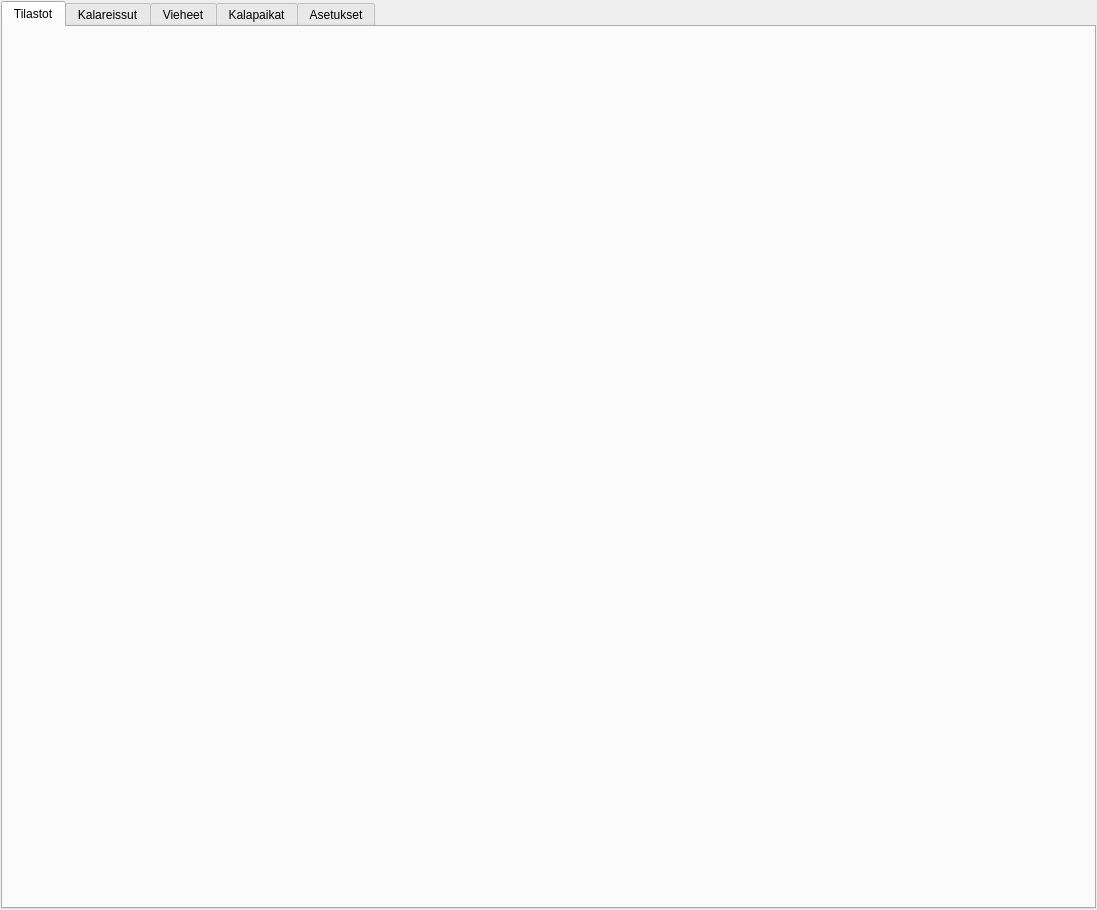
Above: mainwindow.ui from samuliwritescode/uistelupaivakirja-desktop before the change. Below: the same form after it.
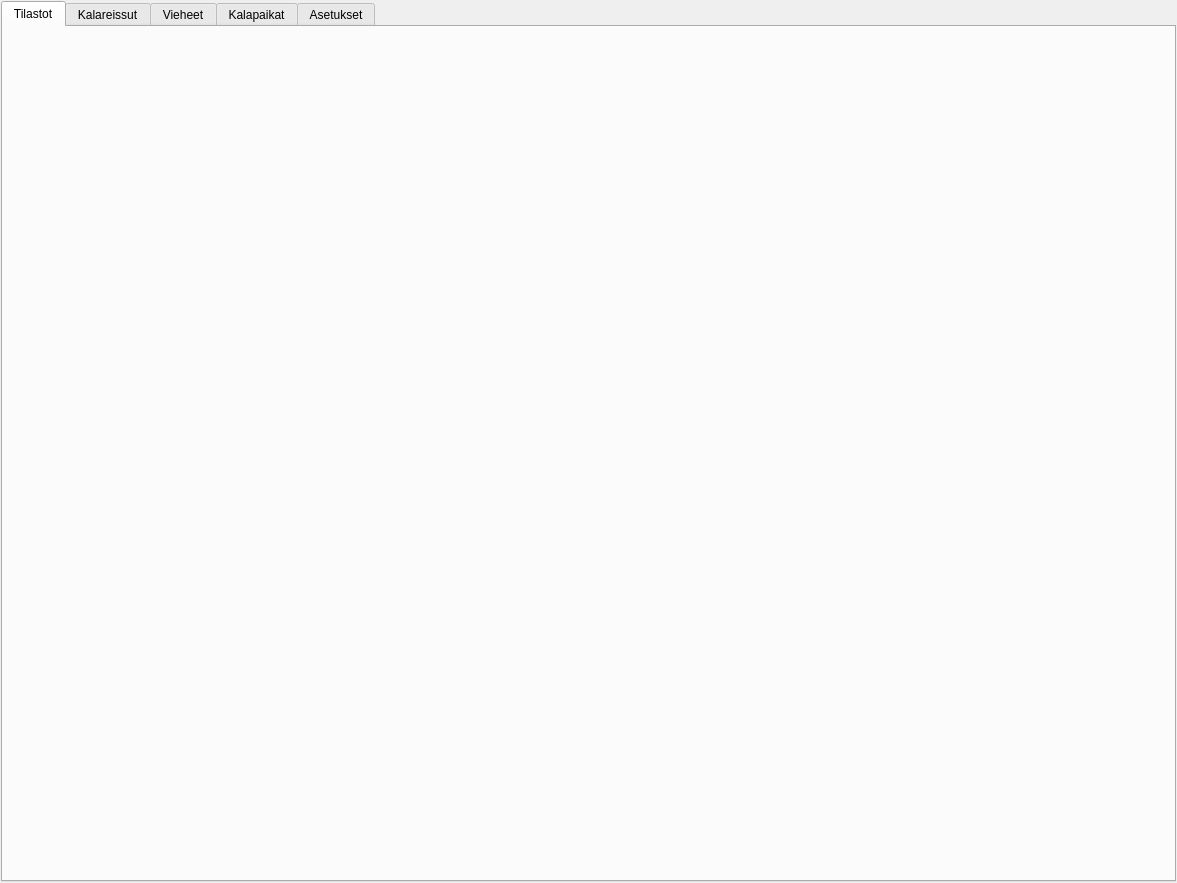
That is the form after the change. Icons and pictures are not drawn.

Commit message: -Ikkunan koko leveämmäksi

```diff
--- a/mainwindow.ui
+++ b/mainwindow.ui
@@ -6,8 +6,8 @@
    <rect>
     <x>0</x>
     <y>0</y>
-    <width>1097</width>
-    <height>910</height>
+    <width>1177</width>
+    <height>883</height>
    </rect>
   </property>
   <property name="sizePolicy">
```
